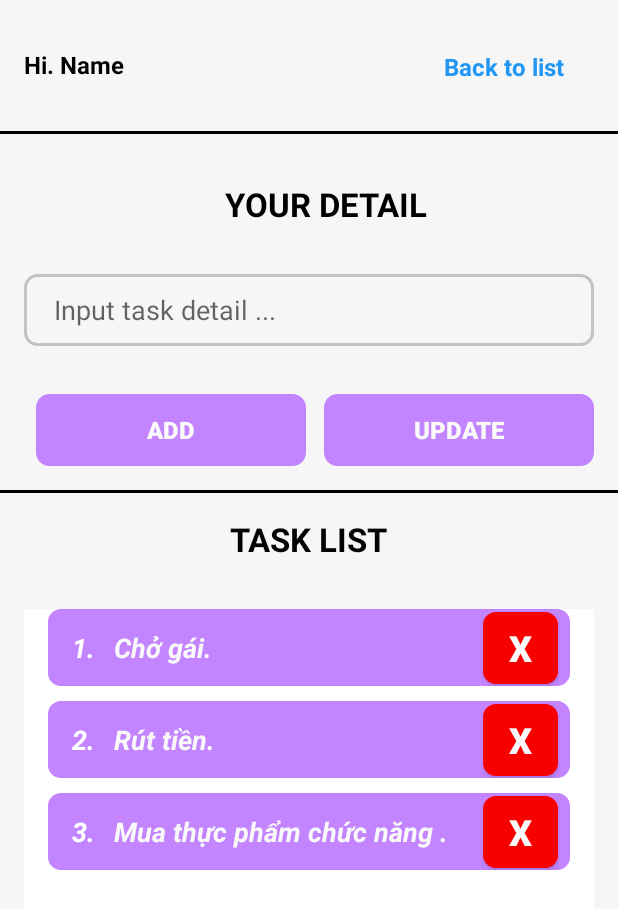
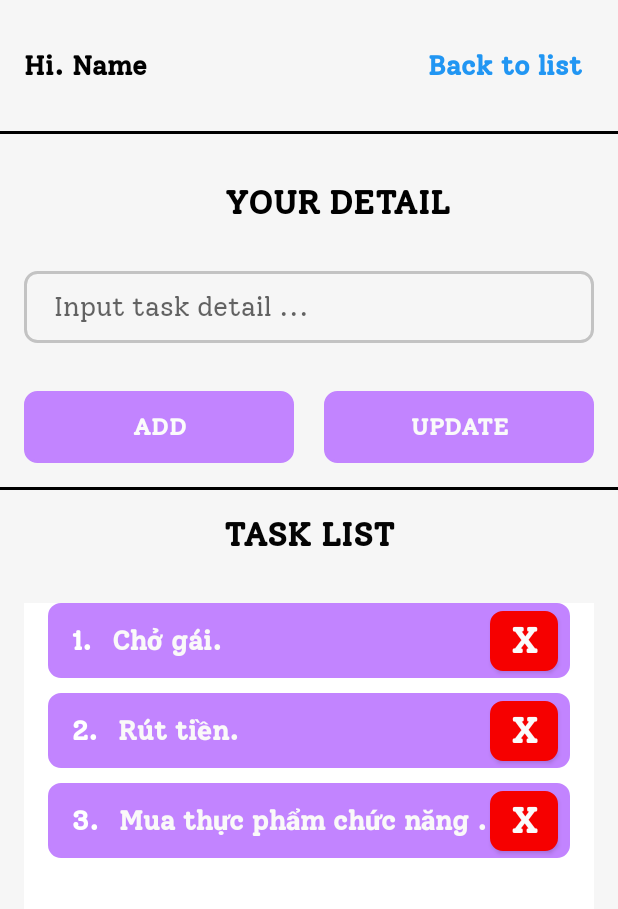
Before and after one commit to iuh-learning/task-list-application, an Android app: the FragmentDetailTaskList screen opened directly, with no data from a screen before it, on a phone screen of 412 x 824 dp. Shown: the top 909 px of the screen. Run offline under Robolectric (Android 15) with nearby library versions, the phone set to English and light mode, and no system bars; our stand-ins replace Room's generated code.

Commit message:
update display tran - huy

```diff
--- a/app/src/main/res/drawable/custom_input_login.xml
+++ b/app/src/main/res/drawable/custom_input_login.xml
@@ -3,5 +3,5 @@
     android:shape="rectangle">
     <solid android:color="#E5E5E5"/>
     <corners android:radius="10dp"/>
-    <stroke android:color="#000000" android:width="3dp"/>
+    <stroke android:color="#000000" android:width="2dp"/>
 </shape>
--- a/app/src/main/res/layout/activity_main_your_detail.xml
+++ b/app/src/main/res/layout/activity_main_your_detail.xml
@@ -35,6 +35,7 @@
         android:background="@drawable/custom_border_input_task"
         android:backgroundTint="#C284FF"
         android:text="UPDATE"
+        android:fontFamily="@font/solway_medium"
         android:textColor="#FAFAFA"
         android:textSize="16sp"
         android:textStyle="bold"
@@ -49,8 +50,9 @@
         android:layout_marginStart="16dp"
         android:layout_marginTop="32dp"
         android:text="Hi. Name"
+        android:fontFamily="@font/solway_medium"
         android:textColor="#000000"
-        android:textSize="16sp"
+        android:textSize="18sp"
         android:textStyle="bold"
         app:layout_constraintStart_toStartOf="parent"
         app:layout_constraintTop_toTopOf="parent" />
@@ -63,6 +65,7 @@
         android:layout_marginTop="32dp"
         android:layout_marginEnd="153dp"
         android:text="YOUR DETAIL"
+        android:fontFamily="@font/solway_medium"
         android:textColor="#000000"
         android:textSize="22sp"
         android:textStyle="bold"
@@ -81,6 +84,7 @@
         android:background="@drawable/custom_border_input_task"
         android:ems="10"
         android:hint="Input task detail ..."
+        android:fontFamily="@font/solway_regular"
         android:inputType="textPersonName"
         android:paddingLeft="20dp"
         app:layout_constraintEnd_toEndOf="parent"
@@ -91,11 +95,11 @@
         android:id="@+id/button2"
         android:layout_width="180dp"
         android:layout_height="wrap_content"
-        android:layout_marginStart="8dp"
         android:layout_marginTop="32dp"
         android:background="@drawable/custom_border_input_task"
         android:backgroundTint="#C284FF"
         android:text="ADD"
+        android:fontFamily="@font/solway_medium"
         android:textColor="#FBFBFB"
         android:textSize="16sp"
         android:textStyle="bold"
@@ -110,6 +114,7 @@
         android:layout_marginTop="16dp"
         android:layout_marginEnd="159dp"
         android:text="TASK LIST"
+        android:fontFamily="@font/solway_medium"
         android:textColor="#040404"
         android:textSize="22sp"
         android:textStyle="bold"
@@ -138,10 +143,11 @@
         android:id="@+id/textView4"
         android:layout_width="wrap_content"
         android:layout_height="wrap_content"
-        android:layout_marginEnd="36dp"
+        android:layout_marginEnd="24dp"
         android:text="Back to list"
-        android:textColor="#2196F3"
-        android:textSize="16sp"
+        android:textColor="@color/blue_text"
+        android:textSize="18sp"
+        android:fontFamily="@font/solway_medium"
         android:textStyle="bold"
         app:layout_constraintBottom_toBottomOf="@+id/textView3"
         app:layout_constraintEnd_toEndOf="parent"
--- a/app/src/main/res/layout/custom_item_detail_listview.xml
+++ b/app/src/main/res/layout/custom_item_detail_listview.xml
@@ -11,25 +11,27 @@
 
     <TextView
         android:id="@+id/txtName"
-        android:layout_width="wrap_content"
+        android:layout_width="0dp"
         android:layout_height="wrap_content"
         android:layout_marginStart="8dp"
         android:text="1.Item 1"
+        android:fontFamily="@font/solway_medium"
         android:textColor="#FAF9F9"
         android:textSize="18sp"
-        android:textStyle="normal|bold|italic"
+        android:textStyle="normal|bold"
         app:layout_constraintBottom_toBottomOf="@+id/txtID"
         app:layout_constraintStart_toEndOf="@+id/txtID"
         app:layout_constraintTop_toTopOf="@+id/txtID" />
 
     <Button
         android:id="@+id/btnDelete"
-        android:layout_width="50dp"
-        android:layout_height="wrap_content"
+        android:layout_width="45dp"
+        android:layout_height="40dp"
         android:layout_marginEnd="8dp"
         android:background="@drawable/custom_button_add_task"
         android:backgroundTint="#F60000"
         android:text="X"
+        android:fontFamily="@font/solway_medium"
         android:textColor="#FAFAFA"
         android:textSize="24sp"
         android:textStyle="bold"
@@ -45,9 +47,10 @@
         android:layout_marginTop="13dp"
         android:layout_marginBottom="13dp"
         android:text="TextView"
+        android:fontFamily="@font/solway_medium"
         android:textColor="#FFFFFF"
         android:textSize="18sp"
-        android:textStyle="normal|bold|italic"
+        android:textStyle="normal|bold"
         app:layout_constraintBottom_toBottomOf="parent"
         app:layout_constraintStart_toStartOf="parent"
         app:layout_constraintTop_toTopOf="parent" />
--- a/app/src/main/res/layout/custom_item_list_view.xml
+++ b/app/src/main/res/layout/custom_item_list_view.xml
@@ -16,6 +16,7 @@
         android:layout_marginTop="16dp"
         android:layout_marginBottom="16dp"
         android:text="ID. "
+        android:fontFamily="@font/solway_medium"
         android:textColor="@color/white"
         android:textSize="18sp"
         android:textStyle="bold"
@@ -29,6 +30,7 @@
         android:layout_height="wrap_content"
         android:layout_marginStart="8dp"
         android:text="NAME TASK"
+        android:fontFamily="@font/solway_medium"
         android:textColor="@color/white"
         android:textSize="18sp"
         android:textStyle="bold"
@@ -44,6 +46,7 @@
         android:background="@drawable/custom_button_add_task"
         android:backgroundTint="#FF0404"
         android:text="X"
+        android:fontFamily="@font/solway_medium"
         android:textColor="@color/white"
         android:textSize="18sp"
         android:textStyle="bold"
@@ -58,6 +61,7 @@
         android:layout_marginEnd="8dp"
         android:background="@drawable/custom_button_add_task"
         android:backgroundTint="#35FF31"
+        android:fontFamily="@font/solway_medium"
         android:text=">"
         android:textColor="@color/white"
         android:textSize="18sp"
--- a/app/src/main/res/values/colors.xml
+++ b/app/src/main/res/values/colors.xml
@@ -8,4 +8,5 @@
     <color name="black">#FF000000</color>
     <color name="white">#FFFFFFFF</color>
     <color name="violet">#E96DF3</color>
+    <color name="blue_text">#2196F3</color>
 </resources>
```
Also changed, not shown: app/src/main/res/layout/activity_main_task_list.xml (+17 -9 lines).
